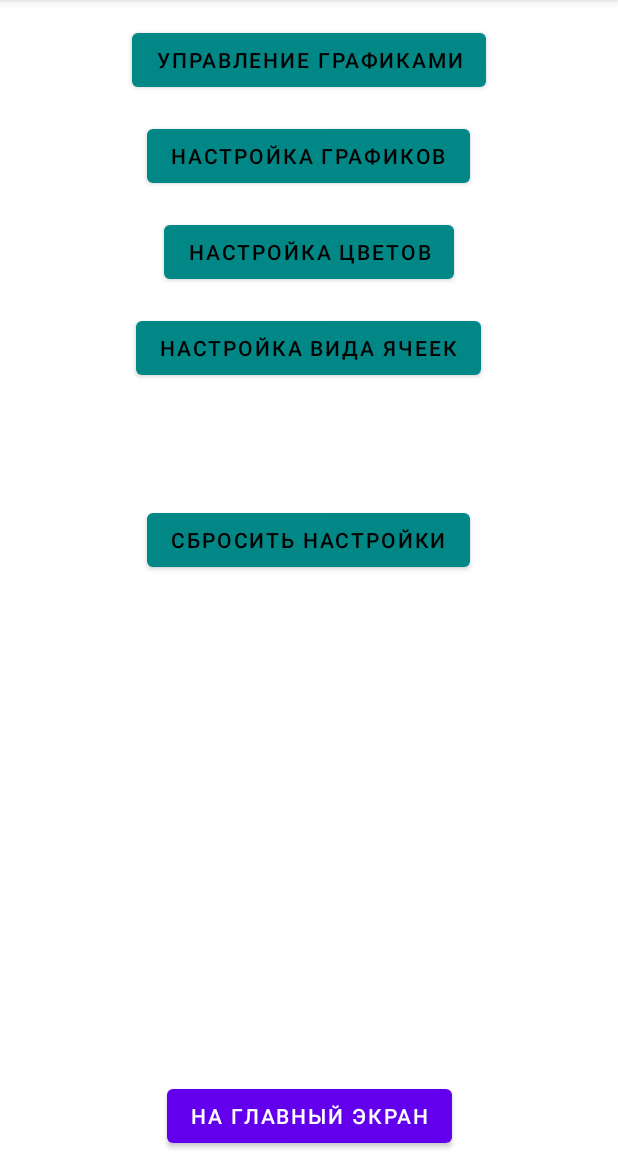
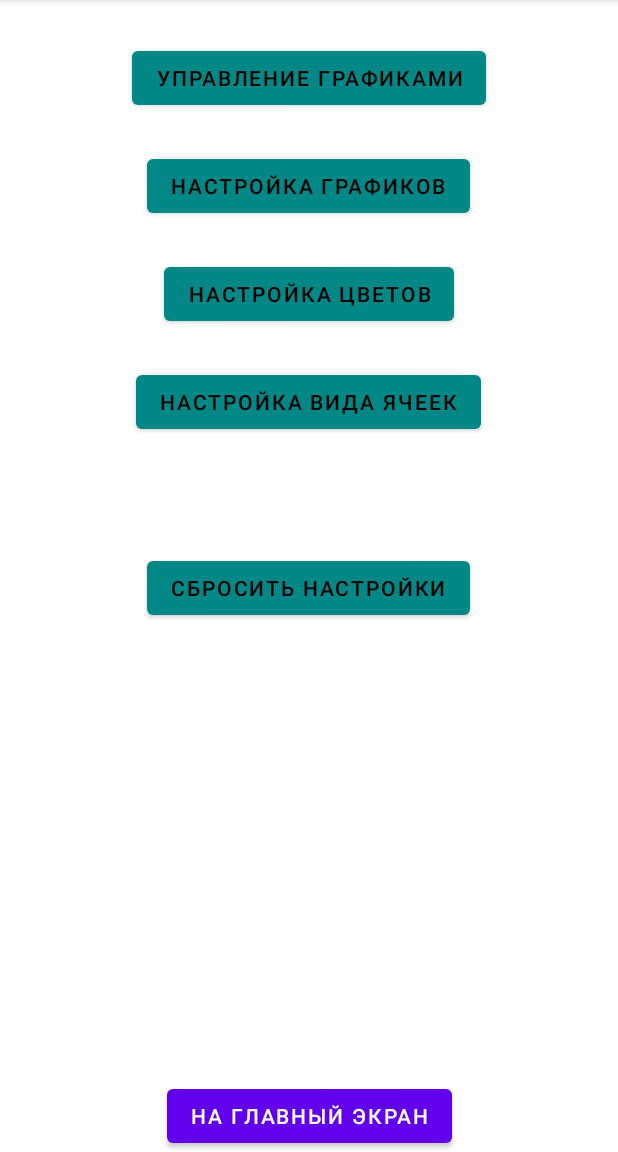
Before and after one commit to MrDemonid/Work-Calendar, an Android app: the SettingsActivity screen opened directly, with no data from a screen before it, on a phone screen of 412 x 824 dp, the part 84-1236 px from its top. Run offline under Robolectric (Android 15) with nearby library versions, the phone set to English and light mode, and no system bars.

Commit message:
first release

```diff
--- a/app/src/main/res/layout-land/activity_settings_modes.xml
+++ b/app/src/main/res/layout-land/activity_settings_modes.xml
@@ -12,7 +12,7 @@
         android:layout_width="wrap_content"
         android:layout_height="wrap_content"
         android:orientation="vertical"
-        app:layout_constraintGuide_percent="0.4" />
+        app:layout_constraintGuide_percent="0.6" />
 
     <!-- Левый контейнер: заголовок, календарь и текущий график -->
     <LinearLayout
--- a/app/src/main/res/layout/activity_settings.xml
+++ b/app/src/main/res/layout/activity_settings.xml
@@ -27,7 +27,7 @@
                 android:id="@+id/btn_chart_names"
                 android:layout_width="wrap_content"
                 android:layout_height="wrap_content"
-                android:layout_marginBottom="16dp"
+                android:layout_margin="12dp"
                 android:text="Управление графиками"
                 android:theme="@style/Theme.ColoredButton" />
 
@@ -35,7 +35,7 @@
                 android:id="@+id/btn_chart_settings"
                 android:layout_width="wrap_content"
                 android:layout_height="wrap_content"
-                android:layout_marginBottom="16dp"
+                android:layout_margin="12dp"
                 android:text="Настройка графиков"
                 android:theme="@style/Theme.ColoredButton" />
 
@@ -43,7 +43,7 @@
                 android:id="@+id/btn_chart_colors_calendar"
                 android:layout_width="wrap_content"
                 android:layout_height="wrap_content"
-                android:layout_marginBottom="16dp"
+                android:layout_margin="12dp"
                 android:text="Настройка цветов"
                 android:theme="@style/Theme.ColoredButton" />
 
@@ -51,7 +51,7 @@
                 android:id="@+id/btn_chart_cell_type"
                 android:layout_width="wrap_content"
                 android:layout_height="wrap_content"
-                android:layout_marginBottom="16dp"
+                android:layout_margin="12dp"
                 android:text="Настройка вида ячеек"
                 android:theme="@style/Theme.ColoredButton" />
 
@@ -60,7 +60,6 @@
                 android:layout_width="wrap_content"
                 android:layout_height="wrap_content"
                 android:layout_marginTop="64dp"
-                android:layout_marginBottom="16dp"
                 android:text="Сбросить настройки"
                 android:theme="@style/Theme.ColoredButton" />
 
```
Also changed, not shown: 2 other files.
